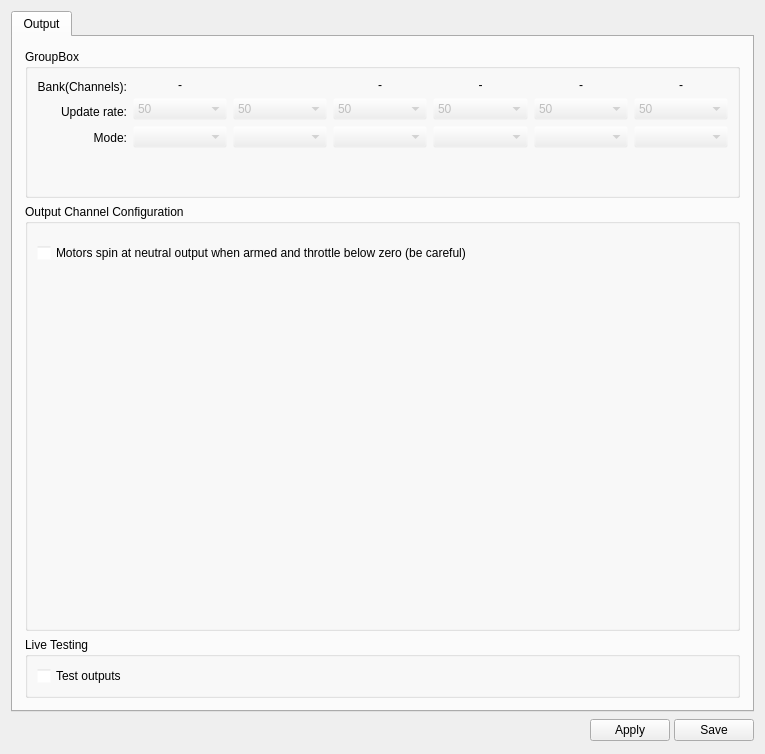
First picture: the form in ground/openpilotgcs/src/plugins/config/output.ui, repository openpilot/OpenPilot, before the edit.
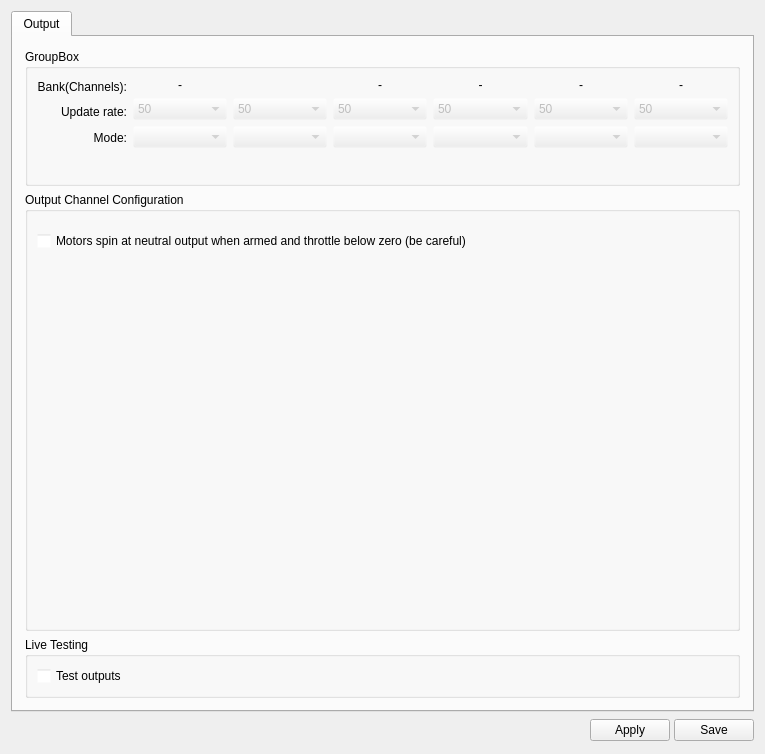
Second picture: the form after the edit. Icons and pictures are not drawn.

Commit message: OP-1685 Simplifying the warning label code and layout.

The edit to the form file:
```diff
--- a/ground/openpilotgcs/src/plugins/config/output.ui
+++ b/ground/openpilotgcs/src/plugins/config/output.ui
@@ -972,50 +972,26 @@
                    <property name="orientation">
                     <enum>Qt::Horizontal</enum>
                    </property>
+                   <property name="sizeType">
+                    <enum>QSizePolicy::Fixed</enum>
+                   </property>
                    <property name="sizeHint" stdset="0">
                     <size>
-                     <width>40</width>
+                     <width>70</width>
                      <height>20</height>
                     </size>
                    </property>
                   </spacer>
                  </item>
-                 <item alignment="Qt::AlignTop">
-                  <widget class="QGraphicsView" name="gvWarning">
-                   <property name="minimumSize">
-                    <size>
-                     <width>32</width>
-                     <height>32</height>
-                    </size>
-                   </property>
-                   <property name="maximumSize">
-                    <size>
-                     <width>32</width>
-                     <height>32</height>
-                    </size>
-                   </property>
-                   <property name="styleSheet">
-                    <string notr="true">background: transparent</string>
-                   </property>
-                   <property name="frameShape">
-                    <enum>QFrame::NoFrame</enum>
-                   </property>
-                   <property name="alignment">
-                    <set>Qt::AlignCenter</set>
-                   </property>
-                   <property name="renderHints">
-                    <set>QPainter::HighQualityAntialiasing</set>
+                 <item>
+                  <widget class="QLabel" name="picWarning">
+                   <property name="text">
+                    <string/>
                    </property>
                   </widget>
                  </item>
                  <item>
                   <widget class="QLabel" name="txtWarning">
-                   <property name="minimumSize">
-                    <size>
-                     <width>0</width>
-                     <height>0</height>
-                    </size>
-                   </property>
                    <property name="text">
                     <string/>
                    </property>
```
The commit also changes 1 other file.
